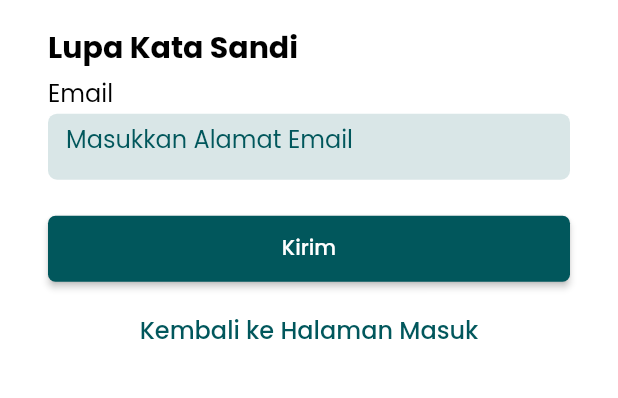
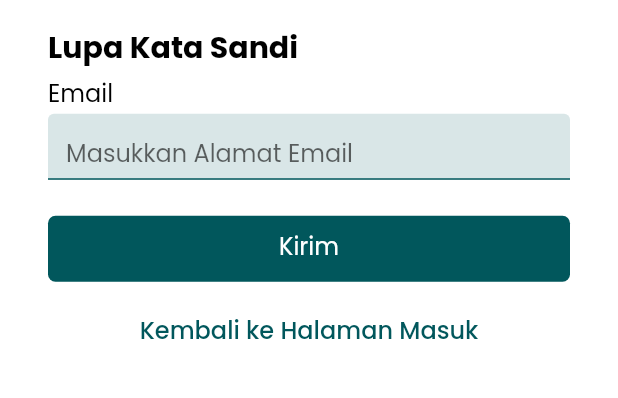
Before and after one commit to handiism/repo, a Flutter app: the ForgotPasswordScreen screen opened by its route, on a phone screen of 412 x 824 dp, the part 264-662 px from its top. Run offline on Flutter 3.47's test engine with Material 2 defaults, Android fonts, the phone set to English and light mode, and no system bars; our stand-ins replace get.

Commit message:
refactor: use widget function

```diff
--- a/lib/views/screens/forgot_pass_screen.dart
+++ b/lib/views/screens/forgot_pass_screen.dart
@@ -6,6 +6,9 @@ import 'package:repo/core/routes/routes.dart';
 import 'package:repo/core/shared/styles.dart';
 import 'package:repo/views/widgets/snackbar_widget.dart';
 import 'package:get/get.dart';
+
+import '../widgets/button_widget.dart';
+import '../widgets/text_field_widget.dart';
 
 final TextEditingController _emailController = TextEditingController();
 
@@ -93,30 +96,9 @@ class ForgotPasswordScreen extends StatelessWidget {
                   padding: const EdgeInsetsDirectional.fromSTEB(0, 4, 0, 0),
                   child: SizedBox(
                     height: 44,
-                    child: TextFormField(
-                      controller: _emailController,
-                      style: TextStyle(
-                        fontSize: 16,
-                        color: hexToColor(ColorsRepo.primaryColor),
-                      ),
-                      decoration: InputDecoration(
-                        enabledBorder: OutlineInputBorder(
-                            borderSide:
-                                const BorderSide(color: Color(0x00000000)),
-                            borderRadius: BorderRadius.circular(6)),
-                        focusedBorder: OutlineInputBorder(
-                          borderSide: BorderSide(
-                            color: hexToColor(ColorsRepo.primaryColor),
-                          ),
-                        ),
-                        hintText: 'Masukkan Alamat Email',
-                        hintStyle: TextStyle(
-                          color: hexToColor(ColorsRepo.primaryColor),
-                          fontSize: 16,
-                        ),
-                        filled: true,
-                        fillColor: hexToColor(ColorsRepo.secondaryColor),
-                      ),
+                    child: TextFieldRepo(
+                      textController: _emailController,
+                      hintText: 'Masukkan Alamat Email',
                     ),
                   ),
                 ),
@@ -125,13 +107,14 @@ class ForgotPasswordScreen extends StatelessWidget {
                   padding: const EdgeInsetsDirectional.fromSTEB(0, 24, 0, 0),
                   child: SizedBox(
                     height: 44,
-                    child: ElevatedButton(
+                    child: ButtonRepo(
+                      text: 'Kirim',
+                      backgroundColor: ColorsRepo.primaryColor,
+                      changeTextColor: false,
                       onPressed: () {
                         nullHandler();
                         emailHandler();
                       },
-                      style: raisedButtonStyle(),
-                      child: const Text('Kirim'),
                     ),
                   ),
                 ),
```
